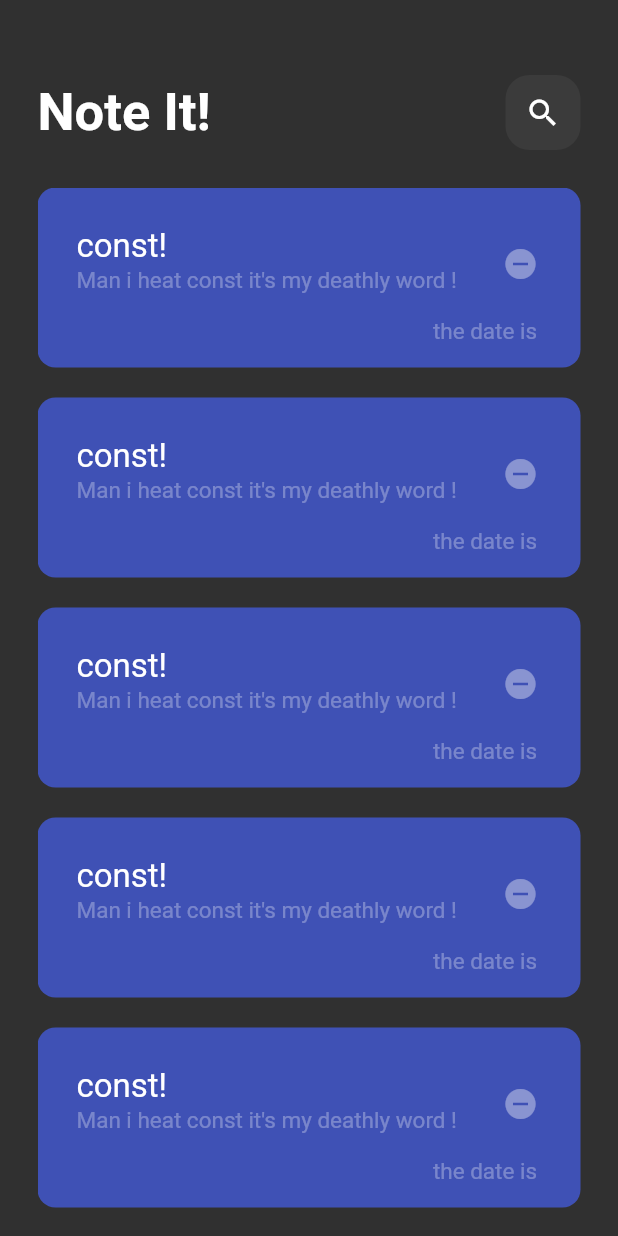
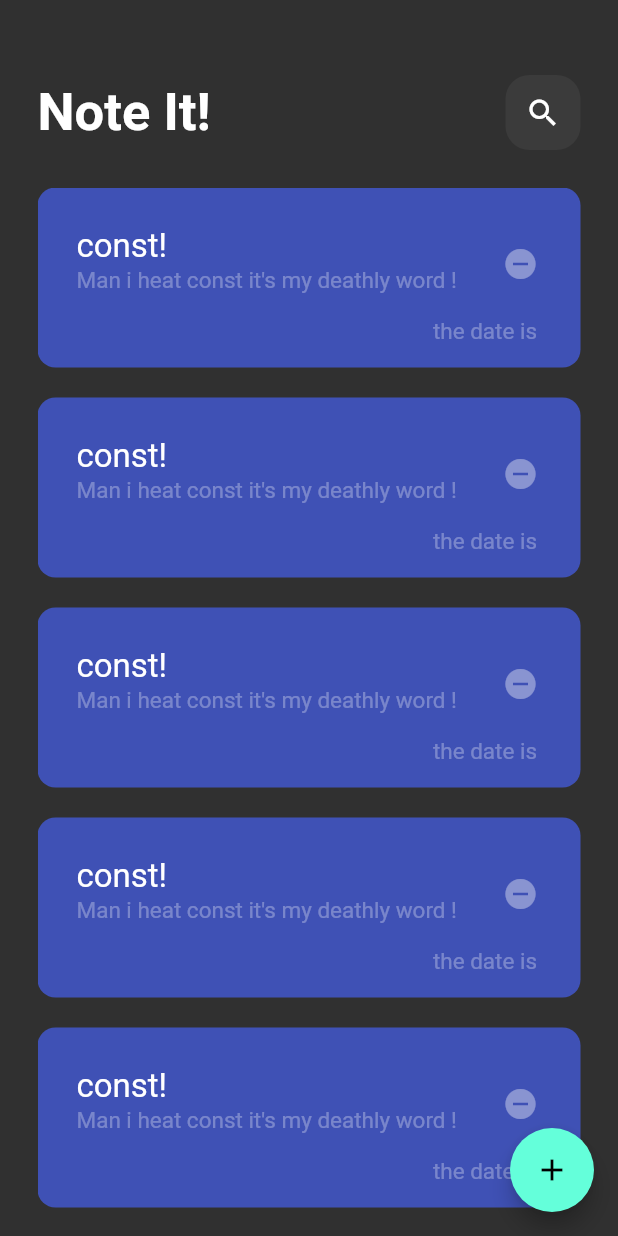
Before and after one commit to ma7md-aymen/flutter-Note-app6, a Flutter app: the screen it shows after launch, on a phone screen of 412 x 824 dp. Run offline on Flutter 3.47's test engine with Material 2 defaults, Android fonts, the phone set to English and light mode, and no system bars.

Commit message:
adding floating button

```diff
--- a/lib/view/homeview.dart
+++ b/lib/view/homeview.dart
@@ -6,6 +6,12 @@ class HomeView extends StatelessWidget {
 
   @override
   Widget build(BuildContext context) {
-    return const Scaffold(body: HomeBody());
+    return Scaffold(
+      floatingActionButton: FloatingActionButton(
+        onPressed: () {},
+        child: const Icon(Icons.add),
+      ),
+      body: const HomeBody(),
+    );
   }
 }
--- a/lib/view/widgets/homebody.dart
+++ b/lib/view/widgets/homebody.dart
@@ -15,6 +15,7 @@ class HomeBody extends StatelessWidget {
           HomeAppBar(),
           SizedBox(height: 25),
           Expanded(child: ListvBuilder()),
+          // FloatingAction()
         ],
       ),
     );
```
